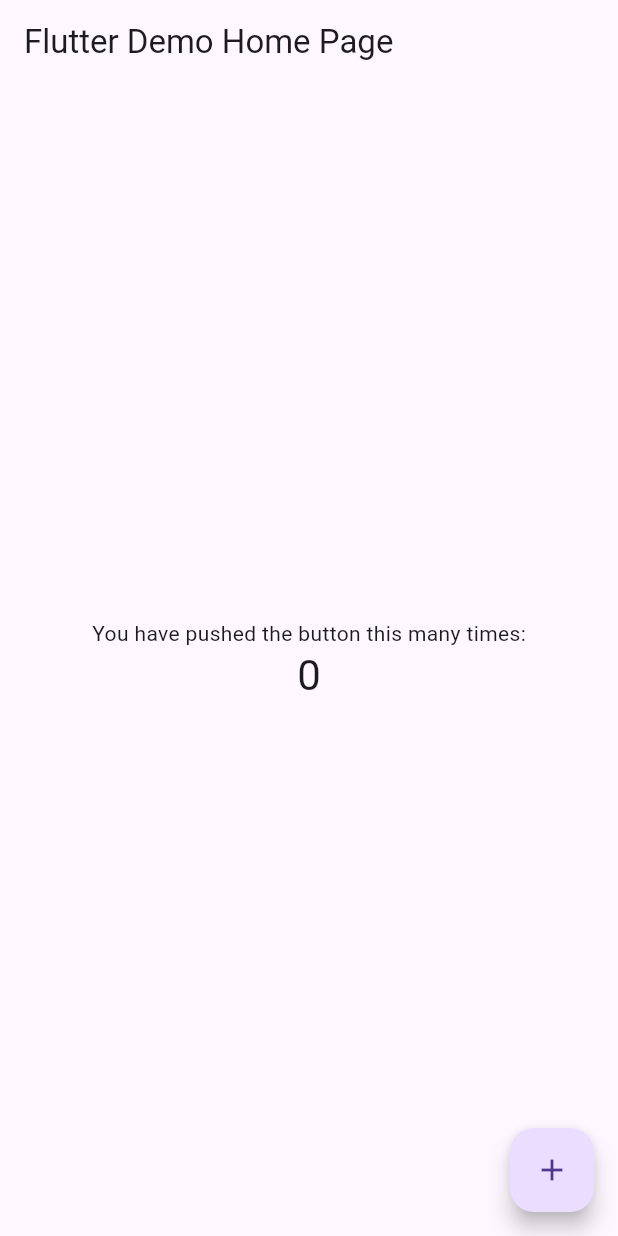
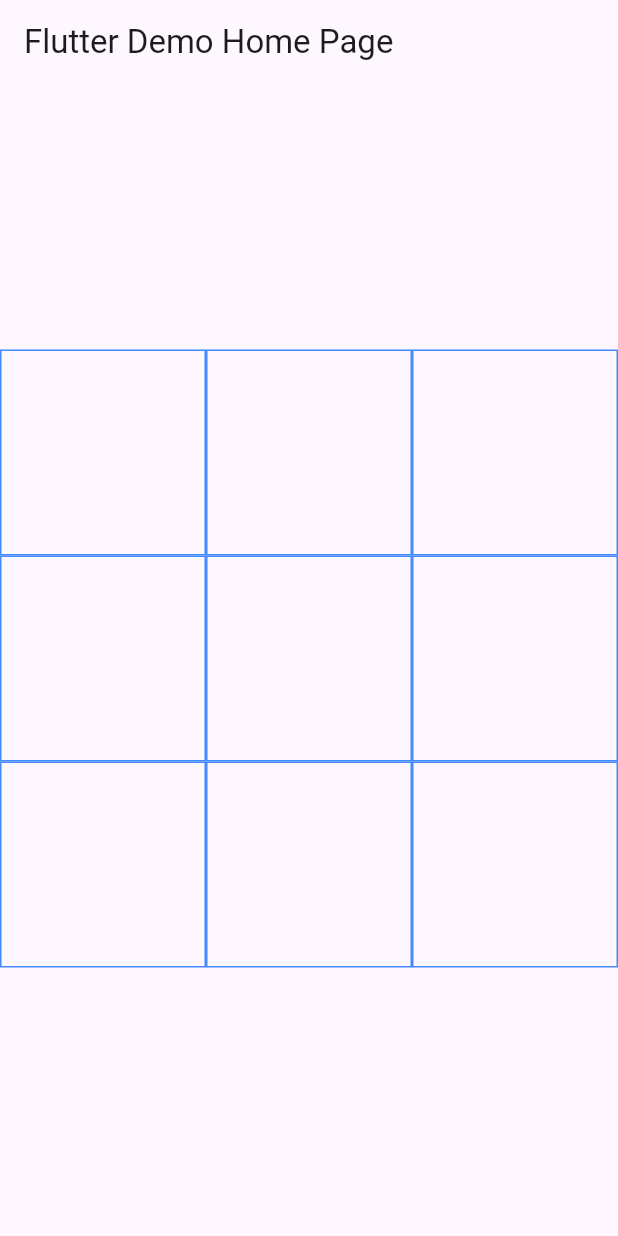
Before and after one commit to ImaryTafitasoa/flutter-sudoku, a Flutter app: the screen it shows after launch, on a phone screen of 412 x 824 dp. Run offline on Flutter 3.47's test engine with Material 3 defaults, Android fonts, the phone set to English and light mode, and no system bars.

Commit message:
Resolves 1

```diff
--- a/lib/game.dart
+++ b/lib/game.dart
@@ -65,21 +65,23 @@ class _GameState extends State<Game> {
           // horizontal).
           mainAxisAlignment: MainAxisAlignment.center,
           children: <Widget>[
-            const Text(
-              'You have pushed the button this many times:',
-            ),
-            Text(
-              '$_counter',
-              style: Theme.of(context).textTheme.headlineMedium,
+            SizedBox(
+              height: boxSize*3,
+              width: boxSize*3,
+              child: GridView.count(
+                  crossAxisCount: 3,
+                  children: List.generate(9, (x) {
+                    return Container(
+                      width: boxSize,
+                      height: boxSize,
+                      decoration: BoxDecoration(border: Border.all(color: Colors.blueAccent)),
+                    );
+                  })
+              ),
             ),
           ],
         ),
       ),
-      floatingActionButton: FloatingActionButton(
-        onPressed: _incrementCounter,
-        tooltip: 'Increment',
-        child: const Icon(Icons.add),
-      ), // This trailing comma makes auto-formatting nicer for build methods.
     );
   }
 }
```
